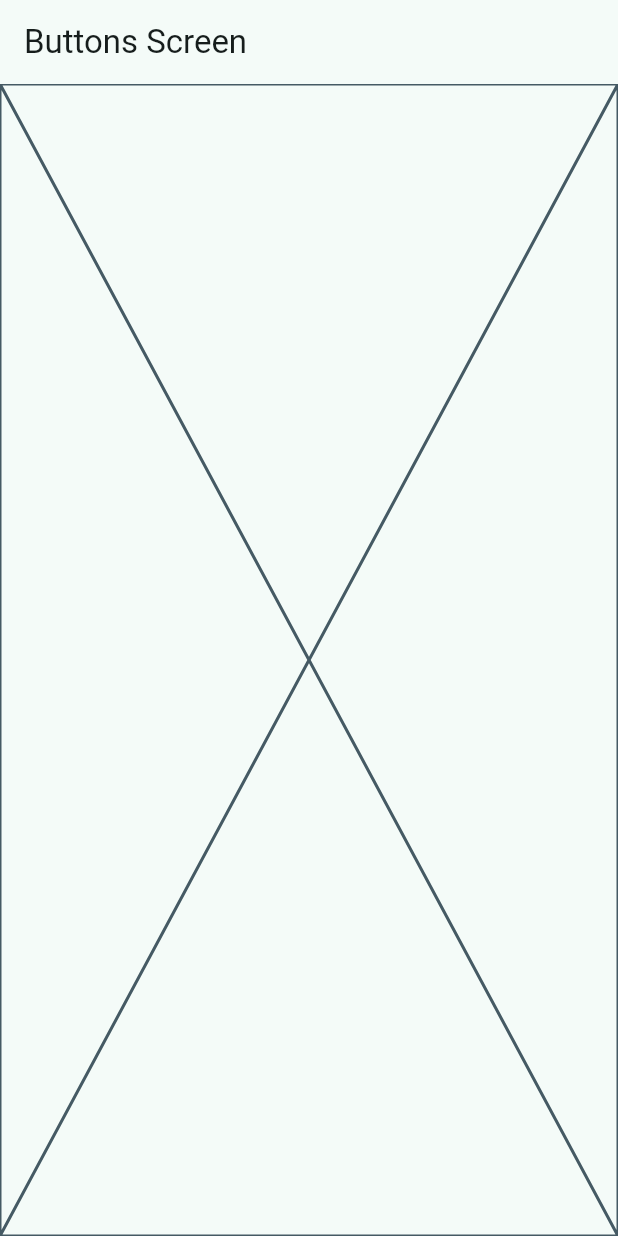
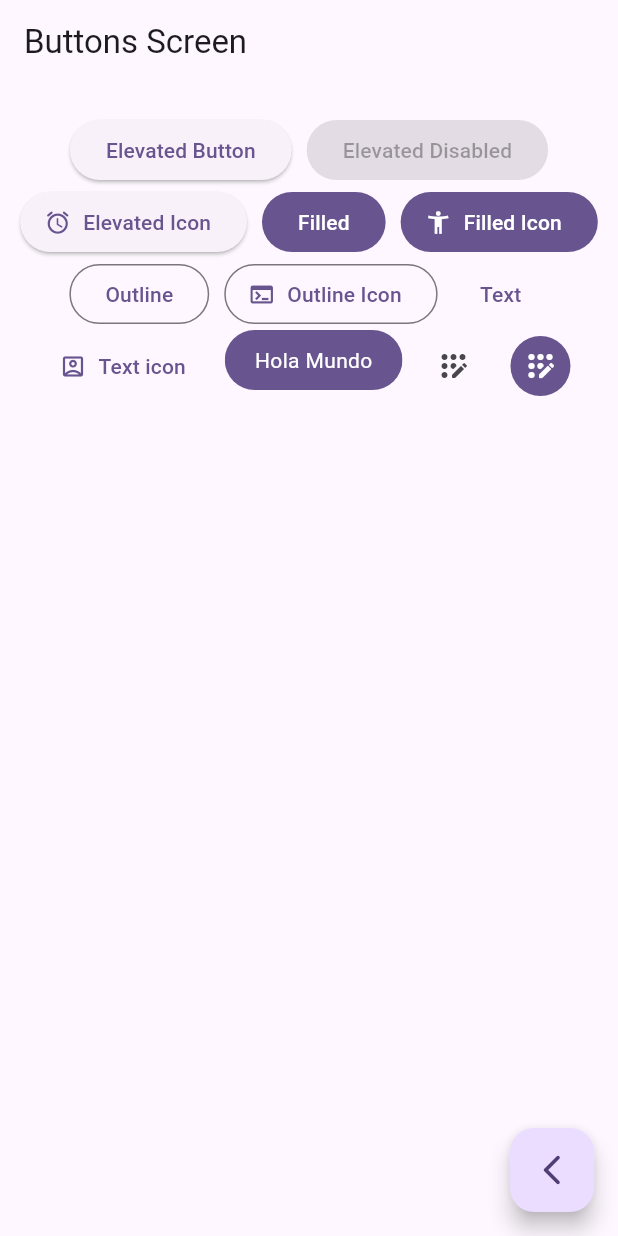
Before and after one commit to 4nacs4/Flutter-widgets-app, a Flutter app: the ButtonsScreen screen opened by its route, on a phone screen of 412 x 824 dp. Run offline on Flutter 3.47's test engine with Material 2 defaults, Android fonts, the phone set to English and light mode, and no system bars; our stand-ins replace go_router.

Commit message:
buttons creen finished

```diff
--- a/lib/main.dart
+++ b/lib/main.dart
@@ -14,7 +14,7 @@ class MainApp extends StatelessWidget {
     return MaterialApp.router(
       routerConfig: appRouter,
       debugShowCheckedModeBanner: false,
-      theme: AppTheme(selectedColor: 1).getTheme(),
+      theme: AppTheme(selectedColor: 5).getTheme(),
     );
   }
 }
--- a/lib/presentation/screens/buttons/buttons_screen.dart
+++ b/lib/presentation/screens/buttons/buttons_screen.dart
@@ -1,7 +1,8 @@
 import 'package:flutter/material.dart';
+import 'package:go_router/go_router.dart';
 
 class ButtonsScreen extends StatelessWidget {
-    static const String name = 'buttons_screen';
+  static const String name = 'buttons_screen';
 
   const ButtonsScreen({super.key});
 
@@ -11,7 +12,95 @@ class ButtonsScreen extends StatelessWidget {
       appBar: AppBar(
         title: const Text('Buttons Screen'),
       ),
-      body: const Placeholder(),
+      body: _ButtonsView(),
+      floatingActionButton: FloatingActionButton(
+        child: const Icon(Icons.arrow_back_ios_new_rounded),
+        onPressed: () {
+          context.pop();
+        },
+      ),
     );
   }
 }
+
+class _ButtonsView extends StatelessWidget {
+  @override
+  Widget build(BuildContext context) {
+    final colors = Theme.of(context).colorScheme;
+    return SizedBox(
+      width: double.infinity,
+      child: Padding(
+        padding: const EdgeInsets.symmetric(horizontal: 10, vertical: 20),
+        child: Wrap(
+          spacing: 10,
+          alignment: WrapAlignment.center,
+          children: [
+            ElevatedButton(
+                onPressed: () {}, child: const Text('Elevated Button')),
+            const ElevatedButton(
+                onPressed: null, child: Text('Elevated Disabled')),
+            ElevatedButton.icon(
+              onPressed: () {},
+              icon: const Icon(Icons.access_alarm_rounded),
+              label: const Text('Elevated Icon'),
+            ),
+            FilledButton(onPressed: () {}, child: const Text('Filled')),
+            FilledButton.icon(
+              onPressed: () {},
+              icon: const Icon(Icons.accessibility_new),
+              label: const Text('Filled Icon'),
+            ),
+            OutlinedButton(onPressed: () {}, child: const Text('Outline')),
+            OutlinedButton.icon(
+              onPressed: () {},
+              icon: const Icon(Icons.terminal),
+              label: const Text('Outline Icon'),
+            ),
+            TextButton(onPressed: () {}, child: const Text('Text')),
+            TextButton.icon(
+              onPressed: () {},
+              icon: const Icon(Icons.account_box_outlined),
+              label: const Text('Text icon'),
+            ),
+            const CustomButton(),
+            IconButton(
+                onPressed: () {},
+                icon: const Icon(Icons.app_registration_rounded)),
+            IconButton(
+              onPressed: () {},
+              icon: const Icon(Icons.app_registration_rounded),
+              style: ButtonStyle(
+                  backgroundColor: MaterialStatePropertyAll(colors.primary),
+                  iconColor: const MaterialStatePropertyAll(Colors.white)),
+            )
+          ],
+        ),
+      ),
+    );
+  }
+}
+
+class CustomButton extends StatelessWidget {
+  const CustomButton({super.key});
+
+  @override
+  Widget build(BuildContext context) {
+    final colors = Theme.of(context).colorScheme;
+
+    return ClipRRect(
+      borderRadius: BorderRadius.circular(20),
+      child: Material(
+        color: colors.primary,
+        child: InkWell(
+          onTap: () {},
+          child: const Padding(
+              padding: EdgeInsets.symmetric(horizontal: 20, vertical: 10),
+              child: Text(
+                'Hola Mundo',
+                style: TextStyle(color: Colors.white),
+              )),
+        ),
+      ),
+    );
+  }
+}
```
